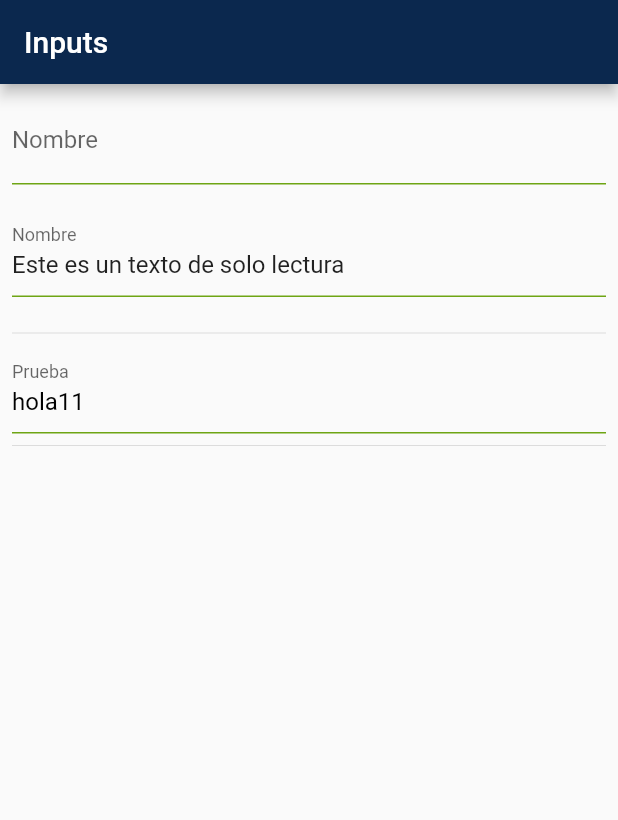
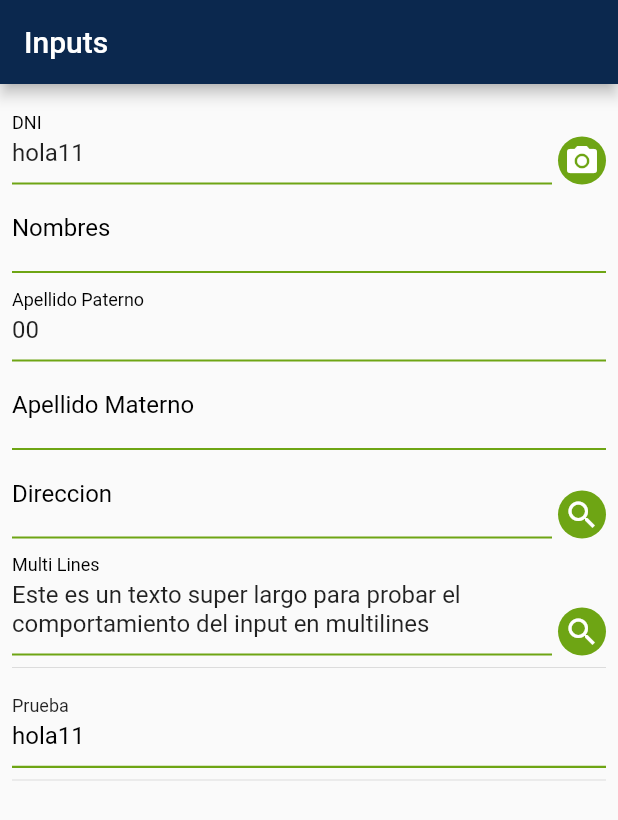
Before and after one commit to sfperusacdev/dart_identity_sdk, a Flutter app: the InputsPage screen opened by its route, on a phone screen of 412 x 824 dp. Shown: the top 820 px of the screen. Run offline on Flutter 3.47's test engine with Material 3 defaults, Android fonts, the phone set to English and light mode, and no system bars; our stand-ins replace audioplayers, flutter_bloc, flutter_dotenv, flutter_image_compress, go_router, image_picker and 5 more; missing offline and left inert: mobile_scanner, shared_preferences_content_provider; accounts and stored records are empty.

Commit message:
fix CustomTextFormField

```diff
--- a/example/lib/inputs.dart
+++ b/example/lib/inputs.dart
@@ -11,29 +11,58 @@ class InputsPage extends StatefulWidget {
 }
 
 class _InputsPageState extends State<InputsPage> {
-  final controller = TextEditingCController.withText("00");
+  final controller01 = TextEditingCController.withText("00");
+  final controller02 = TextEditingCController();
+  final controller03 = TextEditingCController();
   final textcontroller = TextEditingCController.withText("hola11");
+  final multiline = TextEditingCController.withText(
+    "Este es un texto super largo para probar el comportamiento del input en multilines",
+  );
+  final camera = TextEditingCController.withText("hola11");
 
   @override
   Widget build(BuildContext context) {
     return Scaffold(
       appBar: AppBar(title: Text("Inputs")),
-      body: Padding(
+      body: SingleChildScrollView(
         padding: const EdgeInsets.all(8.0),
         child: Column(
           children: [
             CustomTextFormField(
-              label: "Nombre",
+              label: "DNI",
+              controller: camera,
+              scannable: true,
+            ),
+            CustomTextFormField(
+              label: "Nombres",
               onChanged: (value) {
-                controller.setText(value);
+                controller01.setText(value);
                 textcontroller.setText(value);
               },
             ),
             CustomTextFormField(
-              label: "Nombre",
+              label: "Apellido Paterno",
               readonly: true,
-              controller: controller,
-              initValue: "Este es un texto de solo lectura",
+              controller: controller01,
+            ),
+            CustomTextFormField(
+              label: "Apellido Materno",
+              readonly: true,
+              controller: controller02,
+            ),
+            CustomTextFormField(
+              label: "Direccion",
+              controller: controller03,
+              suffixIcon: Icons.search,
+              onSuffixIconTab: (txt) {},
+              // initValue: Icons.search,
+            ),
+            CustomTextFormField(
+              label: "Multi Lines",
+              controller: multiline,
+              multiLine: true,
+              suffixIcon: Icons.search,
+              onSuffixIconTab: (txt) {},
             ),
             Divider(),
             ControlledText(controller: textcontroller, label: "Prueba"),
--- a/lib/widgets/text/qr_camera.dart
+++ b/lib/widgets/text/qr_camera.dart
@@ -43,7 +43,8 @@ class _QrCardReaderState extends State<QrCardReader> {
 
     return ClipRRect(
       borderRadius: BorderRadiusGeometry.circular(18.0),
-      child: SizedBox(
+      child: Container(
+        color: Theme.of(context).colorScheme.surface,
         width: widget.width ?? screenSize.width * 0.8,
         height: widget.height ?? screenSize.width,
         child: Stack(
--- a/lib/widgets/text/text.dart
+++ b/lib/widgets/text/text.dart
@@ -60,16 +60,17 @@ class _ControlledTextState extends State<ControlledText> {
         isDense: !hasLabel,
         contentPadding: !hasLabel ? EdgeInsets.zero : null,
         errorStyle: const TextStyle(fontSize: 9, color: Colors.redAccent),
+        labelStyle: Theme.of(context).textTheme.titleMedium,
         enabledBorder: UnderlineInputBorder(
           borderSide: BorderSide(
             color: Theme.of(context).colorScheme.secondary,
-            width: 1.0,
+            width: 1.5,
           ),
         ),
         focusedBorder: UnderlineInputBorder(
           borderSide: BorderSide(
             color: Theme.of(context).colorScheme.secondary,
-            width: 1.0,
+            width: 1.5,
           ),
         ),
         suffixIcon: suffixIcon,
--- a/lib/widgets/text/text_edit.dart
+++ b/lib/widgets/text/text_edit.dart
@@ -81,12 +81,18 @@ class _CustomTextFormFieldState extends State<CustomTextFormField> {
 
     if (widget.scannable) {
       suffixIcon = IconButton(
+        constraints: const BoxConstraints(),
+        padding: EdgeInsets.zero,
         onPressed: () => openQrReader(context),
+        color: Theme.of(context).colorScheme.surface,
         icon: const Icon(Icons.camera_alt),
       );
     } else if (widget.onSuffixIconTab != null) {
       suffixIcon = IconButton(
+        constraints: const BoxConstraints(),
+        padding: EdgeInsets.zero,
         onPressed: () => widget.onSuffixIconTab?.call(_controller),
+        color: Theme.of(context).colorScheme.surface,
         icon: Icon(widget.suffixIcon ?? Icons.select_all),
       );
     }
@@ -97,9 +103,14 @@ class _CustomTextFormFieldState extends State<CustomTextFormField> {
         BlocProvider.value(value: _controller.bottomLabelState),
       ],
       child: Column(
-        crossAxisAlignment: CrossAxisAlignment.start,
+        mainAxisSize: MainAxisSize.min,
+        spacing: 0,
         children: [
-          TextFormField(
+          Row(
+            crossAxisAlignment: CrossAxisAlignment.end,
+            children: [
+              Expanded(
+                child: TextFormField(
                   maxLines: widget.multiLine ? null : 1,
                   obscureText: widget.obscureText,
                   controller: _controller,
@@ -113,23 +124,29 @@ class _CustomTextFormFieldState extends State<CustomTextFormField> {
                     widget.onSuffixIconTab?.call(_controller);
                   },
                   decoration: InputDecoration(
-              errorStyle: const TextStyle(fontSize: 9, color: Colors.redAccent),
+                    errorStyle:
+                        const TextStyle(fontSize: 9, color: Colors.redAccent),
                     enabledBorder: UnderlineInputBorder(
                       borderSide: BorderSide(
                         color: Theme.of(context).colorScheme.secondary,
-                  width: 1.0,
+                        width: 1.3,
                       ),
                     ),
                     focusedBorder: UnderlineInputBorder(
                       borderSide: BorderSide(
                         color: Theme.of(context).colorScheme.secondary,
-                  width: 1.0,
+                        width: 2,
                       ),
                     ),
                     label: BlocBuilder<TextEditingLabelState, String>(
-                builder: (context, state) => Text(state),
+                      builder: (context, state) => Text(
+                        state,
+                        style: const TextStyle(
+                          color: Colors.black,
+                          fontWeight: FontWeight.w400,
                         ),
-              suffixIcon: suffixIcon,
+                      ),
+                    ),
                   ),
                   onChanged: (value) {
                     widget.onChanged?.call(value);
@@ -138,9 +155,27 @@ class _CustomTextFormFieldState extends State<CustomTextFormField> {
                   },
                   onFieldSubmitted: (_) => _secureOnSubmitCall(),
                 ),
+              ),
+              if (suffixIcon != null)
+                Container(
+                  margin: const EdgeInsets.only(left: 4.0),
+                  padding: const EdgeInsets.all(4.0),
+                  decoration: BoxDecoration(
+                    borderRadius: BorderRadius.circular(360),
+                    color: Theme.of(context).colorScheme.secondary,
+                  ),
+                  child: Center(child: suffixIcon),
+                )
+            ],
+          ),
           BlocBuilder<TextEditingBottomLabelState, String>(
-            builder: (context, state) =>
-                Text(state, style: const TextStyle(color: Colors.black54)),
+            builder: (context, state) {
+              if (state.trim().isEmpty) return const SizedBox();
+              return Text(
+                state,
+                style: const TextStyle(color: Colors.black54),
+              );
+            },
           ),
         ],
       ),
@@ -171,6 +206,7 @@ class _CustomTextFormFieldState extends State<CustomTextFormField> {
       contentPadding: EdgeInsetsGeometry.zero,
       scrollPadding: EdgeInsetsGeometry.zero,
       titlePadding: EdgeInsetsGeometry.zero,
+      backgroundColor: Colors.transparent,
       builder: (context) {
         return QrCardReader(
           onScan: (code) {
--- a/pubspec.yaml
+++ b/pubspec.yaml
@@ -1,6 +1,6 @@
 name: dart_identity_sdk
 description: Just a sdk for identity
-version: 5.13.2
+version: 5.13.3
 homepage: https://github.com/sfperusacdev/dart_identity_sdk
 
 environment:
```
Also changed, not shown: 1 other file. Lines whose indentation alone changed are shown as unchanged.
